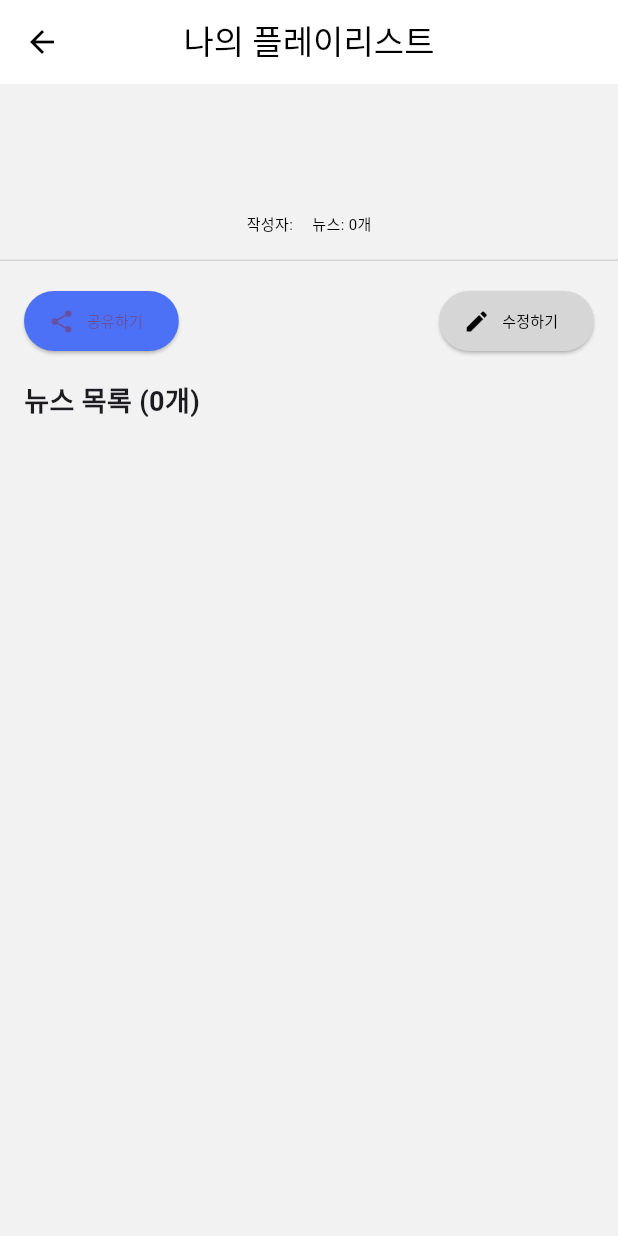
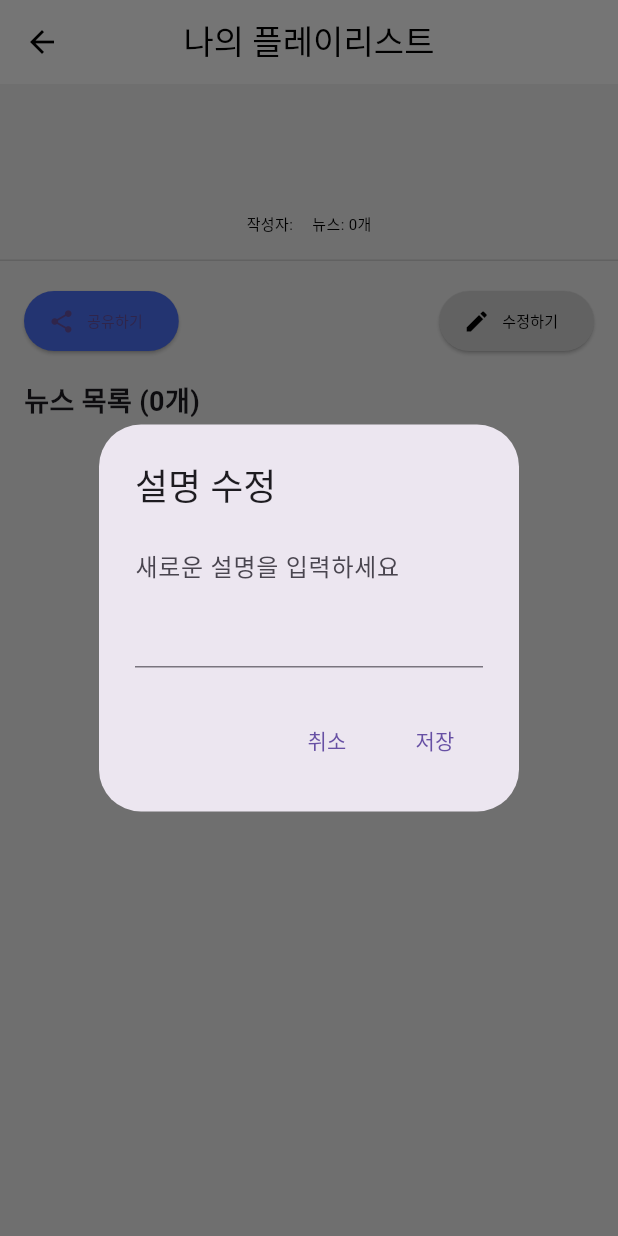
Before and after one commit to tteeyongPing/Frontend, a Flutter app: the PlaylistDetailPage screen opened directly with empty values, after a tap on "수정하기", on a phone screen of 412 x 824 dp. Run offline on Flutter 3.47's test engine with Material 3 defaults, Android fonts, the phone set to English and light mode, and no system bars; our stand-ins replace fl_chart, flutter_local_notifications, flutter_vector_icons, logger, permission_handler, share_plus and 4 more; missing offline and left inert: kakao_flutter_sdk, scroll_datetime_picker; accounts and stored records are empty.

Commit message:
[fix] Playlist Detail Page

```diff
--- a/newsee/lib/presentation/pages/PlaylistPage/playlistDetailPage/playlist_detail_page.dart
+++ b/newsee/lib/presentation/pages/PlaylistPage/playlistDetailPage/playlist_detail_page.dart
@@ -2,23 +2,72 @@ import 'package:flutter/material.dart';
 import 'package:newsee/models/Playlist.dart';
 import 'package:share_plus/share_plus.dart';
 
-class PlaylistDetailPage extends StatelessWidget {
+class PlaylistDetailPage extends StatefulWidget {
   final Playlist playlist;
 
   const PlaylistDetailPage({super.key, required this.playlist});
 
+  @override
+  State<PlaylistDetailPage> createState() => _PlaylistDetailPageState();
+}
+
+class _PlaylistDetailPageState extends State<PlaylistDetailPage> {
+  late String _description; // 설명을 저장하는 상태 변수
+
+  @override
+  void initState() {
+    super.initState();
+    _description = widget.playlist.description; // 초기 설명값 설정
+  }
+
   void _sharePlaylist() {
     final String shareContent = '''
-플레이리스트: ${playlist.playlistName}
-설명: ${playlist.description}
-작성자: ${playlist.userId}
-뉴스 개수: ${playlist.news.length}
+플레이리스트: ${widget.playlist.playlistName}
+설명: $_description
+작성자: ${widget.playlist.userId}
+뉴스 개수: ${widget.playlist.news.length}
 
 뉴스 목록:
-${playlist.news.map((news) => '- ${news.title}').join('\n')}
+${widget.playlist.news.map((news) => '- ${news.title}').join('\n')}
     ''';
 
     Share.share(shareContent, subject: '플레이리스트 공유');
+  }
+
+  void _editDescription(BuildContext context) {
+    TextEditingController descriptionController =
+        TextEditingController(text: _description);
+
+    showDialog(
+      context: context,
+      builder: (BuildContext context) {
+        return AlertDialog(
+          title: const Text('설명 수정'),
+          content: TextField(
+            controller: descriptionController,
+            maxLines: 3,
+            decoration: const InputDecoration(
+              hintText: '새로운 설명을 입력하세요',
+            ),
+          ),
+          actions: [
+            TextButton(
+              onPressed: () => Navigator.pop(context), // 취소
+              child: const Text('취소'),
+            ),
+            TextButton(
+              onPressed: () {
+                setState(() {
+                  _description = descriptionController.text; // 설명 업데이트
+                });
+                Navigator.pop(context); // 다이얼로그 닫기
+              },
+              child: const Text('저장'),
+            ),
+          ],
+        );
+      },
+    );
   }
 
   @override
@@ -56,7 +105,7 @@ ${playlist.news.map((news) => '- ${news.title}').join('\n')}
                 children: [
                   // Playlist Name
                   Text(
-                    playlist.playlistName,
+                    widget.playlist.playlistName,
                     style: const TextStyle(
                       fontSize: 20,
                       fontWeight: FontWeight.bold,
@@ -68,7 +117,7 @@ ${playlist.news.map((news) => '- ${news.title}').join('\n')}
 
                   // Playlist Description
                   Text(
-                    playlist.description,
+                    _description,
                     style: const TextStyle(
                       fontSize: 12,
                       color: Colors.black54,
@@ -82,13 +131,13 @@ ${playlist.news.map((news) => '- ${news.title}').join('\n')}
                     mainAxisAlignment: MainAxisAlignment.center,
                     children: [
                       Text(
-                        '작성자: ${playlist.userId}',
+                        '작성자: ${widget.playlist.userId}',
                         style:
                             const TextStyle(fontSize: 10, color: Colors.black),
                       ),
                       const SizedBox(width: 10),
                       Text(
-                        '뉴스: ${playlist.news.length}개',
+                        '뉴스: ${widget.playlist.news.length}개',
                         style:
                             const TextStyle(fontSize: 10, color: Colors.black),
                       ),
@@ -120,9 +169,7 @@ ${playlist.news.map((news) => '- ${news.title}').join('\n')}
                     ),
                   ),
                   ElevatedButton.icon(
-                    onPressed: () {
-                      // 수정 기능 추가
-                    },
+                    onPressed: () => _editDescription(context), // 수정 기능 호출
                     icon: const Icon(Icons.edit, size: 18, color: Colors.black),
                     label: const Text(
                       '수정하기',
@@ -144,7 +191,7 @@ ${playlist.news.map((news) => '- ${news.title}').join('\n')}
             Padding(
               padding: const EdgeInsets.symmetric(horizontal: 16),
               child: Text(
-                '뉴스 목록 (${playlist.news.length}개)',
+                '뉴스 목록 (${widget.playlist.news.length}개)',
                 style: const TextStyle(
                   fontSize: 18,
                   fontWeight: FontWeight.bold,
@@ -157,9 +204,9 @@ ${playlist.news.map((news) => '- ${news.title}').join('\n')}
             ListView.builder(
               shrinkWrap: true,
               physics: const NeverScrollableScrollPhysics(),
-              itemCount: playlist.news.length,
+              itemCount: widget.playlist.news.length,
               itemBuilder: (context, index) {
-                final news = playlist.news[index];
+                final news = widget.playlist.news[index];
                 return Card(
                   margin:
                       const EdgeInsets.symmetric(horizontal: 16, vertical: 8),
```
